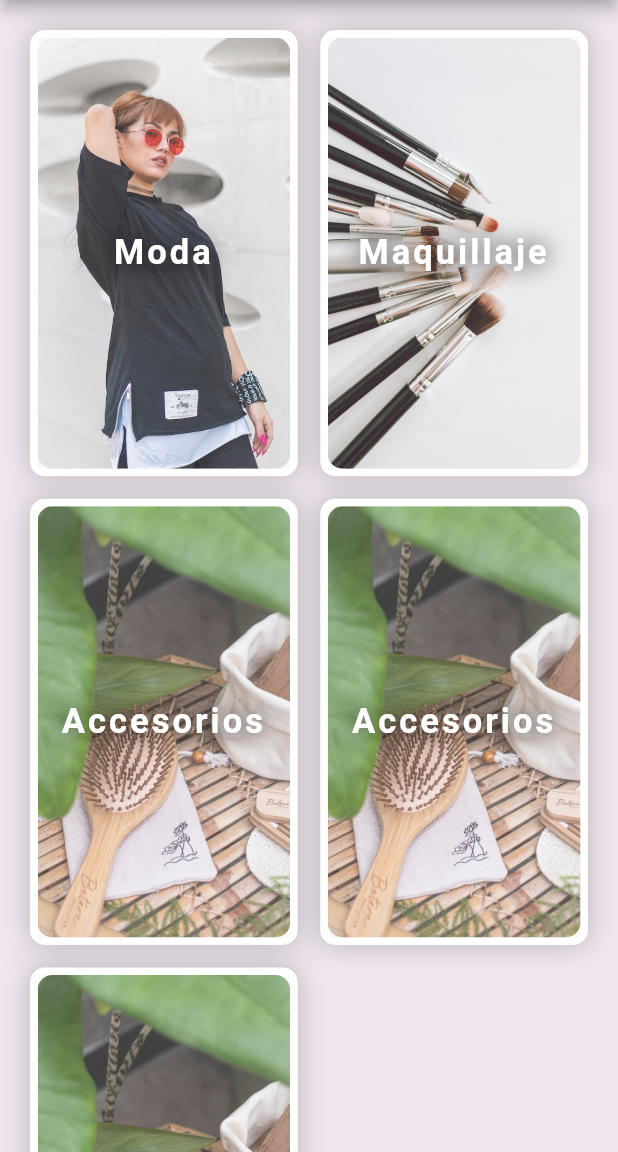
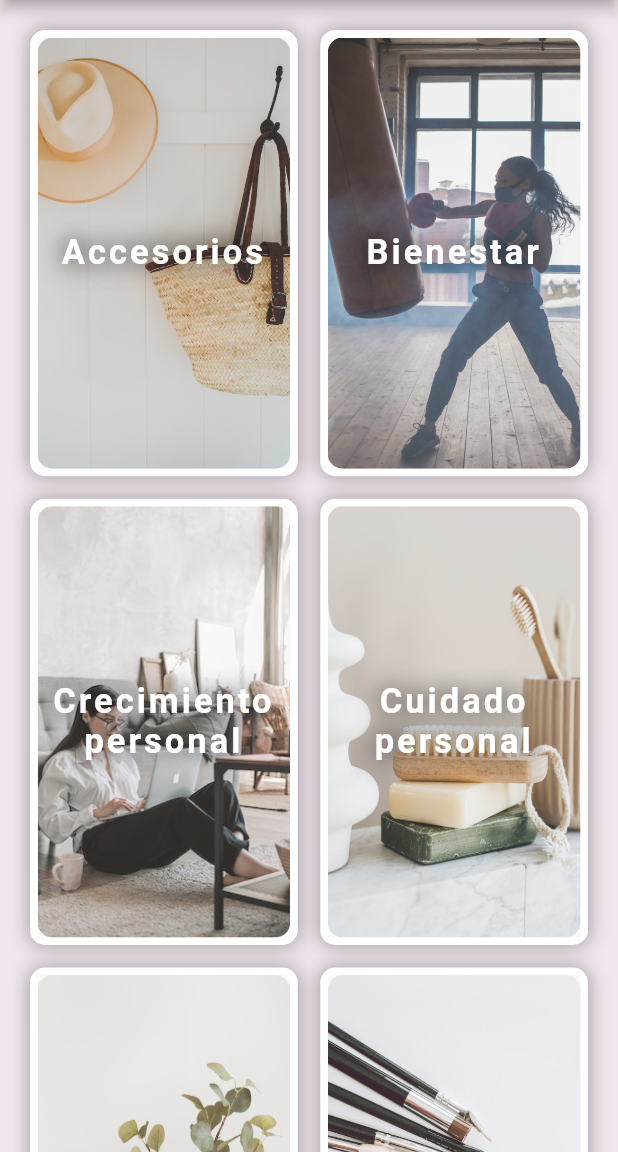
Before and after one commit to danielarico/marketplace_flutter, a Flutter app: the screen it shows after launch, on a phone screen of 412 x 824 dp, the part 84-1236 px from its top. Run offline on Flutter 3.47's test engine with Material 2 defaults, Android fonts, the light colour scheme and no system bars.

Commit message:
Adding categories

```diff
--- a/lib/foundations/shadows.dart
+++ b/lib/foundations/shadows.dart
@@ -9,8 +9,8 @@ class Shadows {
   );
 
   static BoxShadow categoryShadow = BoxShadow(
-    color: AppColors.BLACK.withOpacity(0.2),
-    blurRadius: 15.0,
+    color: AppColors.BLACK.withOpacity(0.3),
+    blurRadius: 10.0,
     spreadRadius: 1.0,
   );
 
--- a/lib/main.dart
+++ b/lib/main.dart
@@ -1,7 +1,6 @@
 import 'package:flutter/material.dart';
 import 'package:marketplace_flutter/foundations/app_colors.dart';
 import 'package:marketplace_flutter/screens/categories.dart';
-import 'package:marketplace_flutter/widgets/category.dart';
 
 void main() {
   runApp(const MyApp());
--- a/lib/screens/categories.dart
+++ b/lib/screens/categories.dart
@@ -4,9 +4,13 @@ import '../widgets/category.dart';
 
 class Categories extends StatelessWidget {
   final String pageTitle = 'Marketplace';
-  final String fashionImageRoute = 'assets/images/cat_moda.jpg';
-  final String makeupImageRoute = 'assets/images/cat_maquillaje.jpg';
-  final String accesoriesImageRoute = 'assets/images/cat_accesorios.jpg';
+  final String fashionImageRoute = 'assets/images/cat_clothes.jpg';
+  final String makeupImageRoute = 'assets/images/cat_makeup.jpg';
+  final String accesoriesImageRoute = 'assets/images/cat_accessories.jpg';
+  final String personalCareImageRoute = 'assets/images/cat_personal_care.jpg';
+  final String decorationImageRoute = 'assets/images/cat_decoration.jpg';
+  final String wellnessImageRoute = 'assets/images/cat_wellness.jpg';
+  final String selfgrowthImageRoute = 'assets/images/cat_self_growth.jpg';
 
   const Categories({super.key});
 
@@ -14,9 +18,29 @@ class Categories extends StatelessWidget {
   Widget build(BuildContext context) {
     final List<Category> elements = [
       Category(
-        text: 'Moda',
-        imageRoute: fashionImageRoute,
-        onTap: () => print('Moda'),
+        text: 'Accesorios',
+        imageRoute: accesoriesImageRoute,
+        onTap: () => print('Accesorios'),
+      ),
+      Category(
+        text: 'Bienestar',
+        imageRoute: wellnessImageRoute,
+        onTap: () => print('Bienestar'),
+      ),
+      Category(
+        text: 'Crecimiento personal',
+        imageRoute: selfgrowthImageRoute,
+        onTap: () => print('Crecimiento personal'),
+      ),
+      Category(
+        text: 'Cuidado personal',
+        imageRoute: personalCareImageRoute,
+        onTap: () => print('Cuidado personal'),
+      ),
+      Category(
+        text: 'Decoración',
+        imageRoute: decorationImageRoute,
+        onTap: () => print('Decoración'),
       ),
       Category(
         text: 'Maquillaje',
@@ -24,19 +48,9 @@ class Categories extends StatelessWidget {
         onTap: () => print('Maquillaje'),
       ),
       Category(
-        text: 'Accesorios',
-        imageRoute: accesoriesImageRoute,
-        onTap: () => print('Accesorios'),
-      ),
-      Category(
-        text: 'Accesorios',
-        imageRoute: accesoriesImageRoute,
-        onTap: () => print('Accesorios'),
-      ),
-      Category(
-        text: 'Accesorios',
-        imageRoute: accesoriesImageRoute,
-        onTap: () => print('Accesorios'),
+        text: 'Ropa',
+        imageRoute: fashionImageRoute,
+        onTap: () => print('Ropa'),
       ),
     ];
 
--- a/lib/widgets/category.dart
+++ b/lib/widgets/category.dart
@@ -19,8 +19,8 @@ class Category extends StatelessWidget {
   final double fontSize = 23;
   final double imageOpacity = 0.85;
   final Color containerColor = AppColors.WHITE;
-  final Color highlightColor = Colors.grey.withOpacity(0.1);
-  final Color splashColor = Colors.grey.withOpacity(0.1);
+  final Color highlightColor = Colors.black.withOpacity(0.1);
+  final Color splashColor = Colors.black.withOpacity(0.2);
 
   @override
   Widget build(BuildContext context) {
@@ -34,9 +34,7 @@ class Category extends StatelessWidget {
       decoration: BoxDecoration(
         borderRadius: BorderRadius.circular(borderRadius),
         color: containerColor,
-        boxShadow: [
-          Shadows.categoryShadow,
-        ],
+        boxShadow: [Shadows.categoryShadow],
       ),
       child: Material(
         child: Ink(
```
Also changed, not shown: pubspec.yaml (+7 -3 lines), assets/images/cat_accesorios.jpg (deleted), assets/images/cat_accessories.jpg (added), assets/images/cat_clothes.jpg (renamed from assets/images/cat_moda.jpg), assets/images/cat_decoration.jpg (added), assets/images/cat_makeup.jpg (renamed from assets/images/cat_maquillaje.jpg), assets/images/cat_personal_care.jpg (added), assets/images/cat_self_growth.jpg (added), assets/images/cat_wellness.jpg (added).
